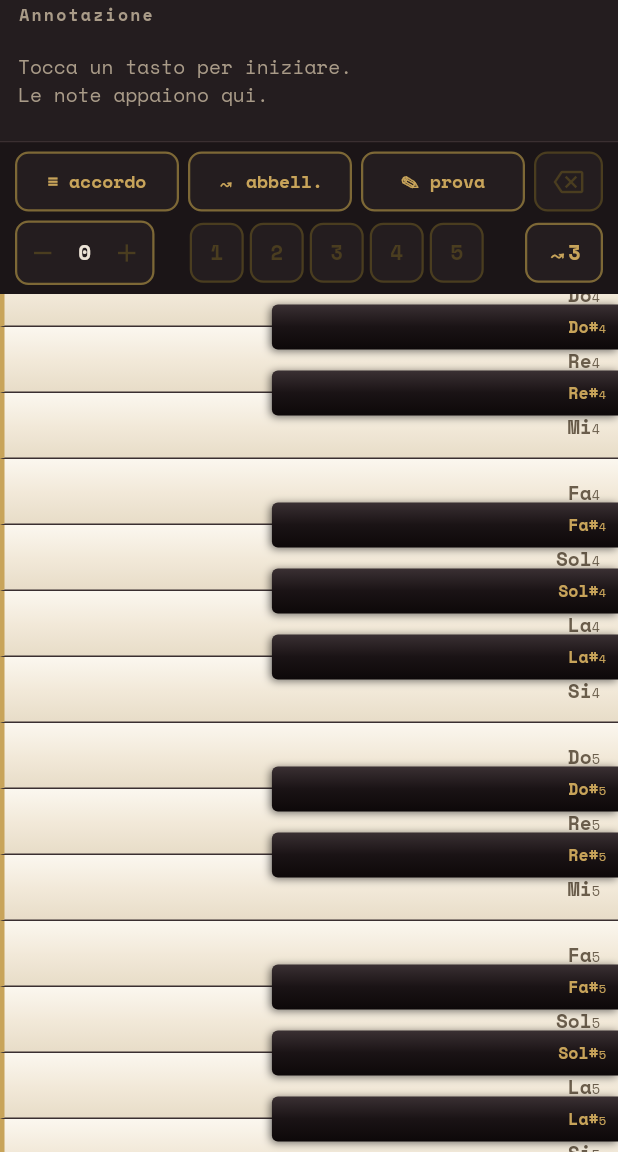
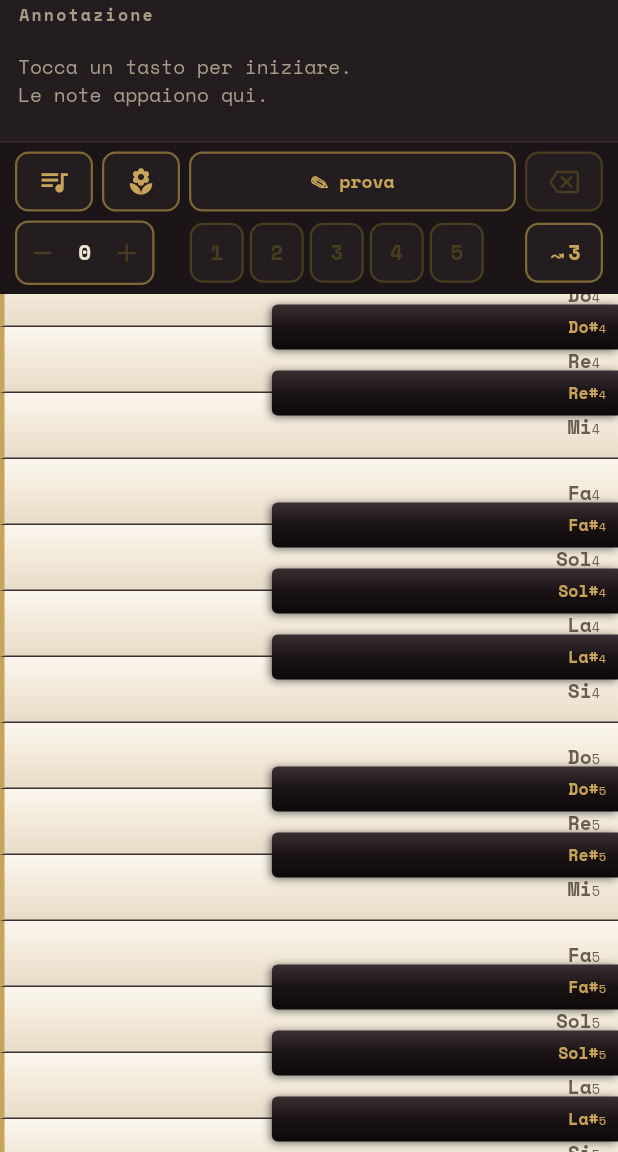
Before and after one commit to ianes1978/Taccuino-Fisarmonica, a Flutter app: the screen it shows after launch, on a phone screen of 412 x 824 dp, the part 84-1236 px from its top. Run offline on Flutter 3.47's test engine with Material 3 defaults, Android fonts, the phone set to English and light mode, and no system bars; our stand-ins replace file_picker, google_fonts, pdf, printing, shared_preferences, web; missing offline and left inert: file_saver, flutter_soloud.

Commit message:
Abbellimento come accordo: impila sulla voce selezionata + conversioni
- In modalità abbellimento le note si accodano alla voce bersaglio,
  convertendola in abbellimento se non lo è (come fa l'accordo).
- Toggle con conversione: accordo selezionato + fiorellino -> diventa
  abbellimento; abbellimento selezionato + tre-note (o stacking in
  modalità accordo) -> diventa accordo (note ordinate, senza duplicati).
- Pulsanti a icona: fiorellino (local_florist) per abbellimento e
  tre note (queue_music) per accordo; riga modalità più compatta.

Co-Authored-By: Claude Opus 4.8 <noreply@anthropic.com>
Claude-Session: https://claude.ai/code/session_01Uho1DnpavT3qTZ87eVMS1t

```diff
--- a/lib/widgets/control_bar.dart
+++ b/lib/widgets/control_bar.dart
@@ -20,30 +20,36 @@ class ControlBar extends StatelessWidget {
       child: Column(
         mainAxisSize: MainAxisSize.min,
         children: [
-          // Riga unica: i tre toggle si stringono per far posto a ⌫,
-          // così non vanno mai a capo nemmeno sugli schermi stretti.
+          // Riga unica: accordo (tre note) e abbellimento (fiorellino) come
+          // icone, prova come chip, ⌫ a destra. Non va mai a capo.
           Row(
             children: [
-              Expanded(
-                child: _ToggleChip(
-                  label: '≡ accordo',
+              _SquareBtn(
+                width: 52,
+                tooltip: 'Modalità accordo',
+                enabled: true,
                 active: state.chordMode,
                 onTap: () {
                   HapticFeedback.selectionClick();
                   state.toggleChordMode();
                 },
-                ),
+                child: Icon(Icons.queue_music,
+                    size: 22,
+                    color: state.chordMode ? Palette.bg : Palette.brass),
               ),
               const SizedBox(width: 6),
-              Expanded(
-                child: _ToggleChip(
-                  label: '↝ abbell.',
+              _SquareBtn(
+                width: 52,
+                tooltip: 'Modalità abbellimento',
+                enabled: true,
                 active: state.runMode,
                 onTap: () {
                   HapticFeedback.selectionClick();
                   state.toggleRunMode();
                 },
-                ),
+                child: Icon(Icons.local_florist,
+                    size: 20,
+                    color: state.runMode ? Palette.bg : Palette.brass),
               ),
               const SizedBox(width: 6),
               Expanded(
@@ -58,7 +64,7 @@ class ControlBar extends StatelessWidget {
               ),
               const SizedBox(width: 6),
               _SquareBtn(
-                width: 46,
+                width: 52,
                 tooltip: 'Cancella voce',
                 enabled: hasTarget,
                 onTap: () {
```
Also changed, not shown: lib/models/entry.dart (+15 -0 lines), lib/state/app_state.dart (+35 -12 lines). Lines whose indentation alone changed are shown as unchanged.
